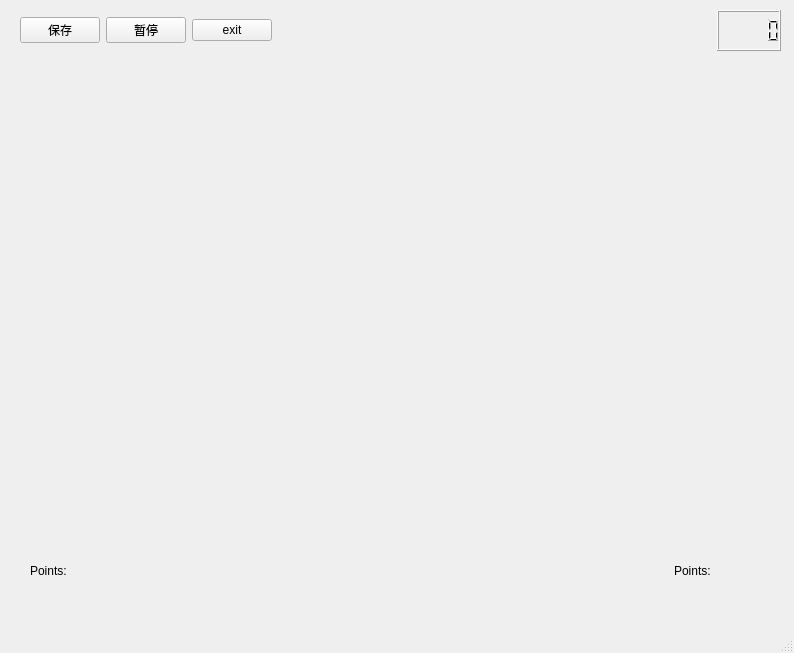
Before: the Qt Designer form mainwindow.ui in keven-huang/QLink, drawn with Qt 5.
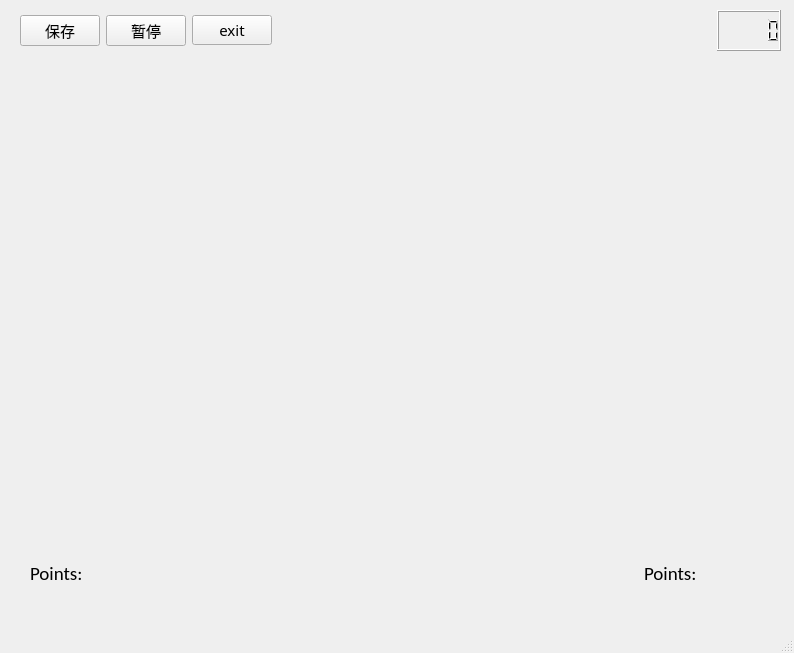
After: the same form once the commit is applied.

```diff
--- a/mainwindow.ui
+++ b/mainwindow.ui
@@ -26,6 +26,12 @@
     <layout class="QHBoxLayout" name="horizontalLayout">
      <item>
       <widget class="QPushButton" name="save">
+       <property name="font">
+        <font>
+         <family>黑体</family>
+         <pointsize>11</pointsize>
+        </font>
+       </property>
        <property name="text">
         <string>保存</string>
        </property>
@@ -33,6 +39,12 @@
      </item>
      <item>
       <widget class="QPushButton" name="pause">
+       <property name="font">
+        <font>
+         <family>黑体</family>
+         <pointsize>11</pointsize>
+        </font>
+       </property>
        <property name="text">
         <string>暂停</string>
        </property>
@@ -40,6 +52,12 @@
      </item>
      <item>
       <widget class="QPushButton" name="exit">
+       <property name="font">
+        <font>
+         <family>黑体</family>
+         <pointsize>11</pointsize>
+        </font>
+       </property>
        <property name="text">
         <string>exit</string>
        </property>
@@ -69,12 +87,18 @@
       <x>30</x>
       <y>550</y>
       <width>731</width>
-      <height>41</height>
+      <height>47</height>
      </rect>
     </property>
     <layout class="QHBoxLayout" name="horizontalLayout_2">
      <item>
       <widget class="QLabel" name="Point_2">
+       <property name="font">
+        <font>
+         <family>Calibri</family>
+         <pointsize>14</pointsize>
+        </font>
+       </property>
        <property name="text">
         <string>Points:              </string>
        </property>
@@ -95,6 +119,12 @@
      </item>
      <item>
       <widget class="QLabel" name="Point_1">
+       <property name="font">
+        <font>
+         <family>Calibri</family>
+         <pointsize>14</pointsize>
+        </font>
+       </property>
        <property name="text">
         <string>Points:               </string>
        </property>
```
